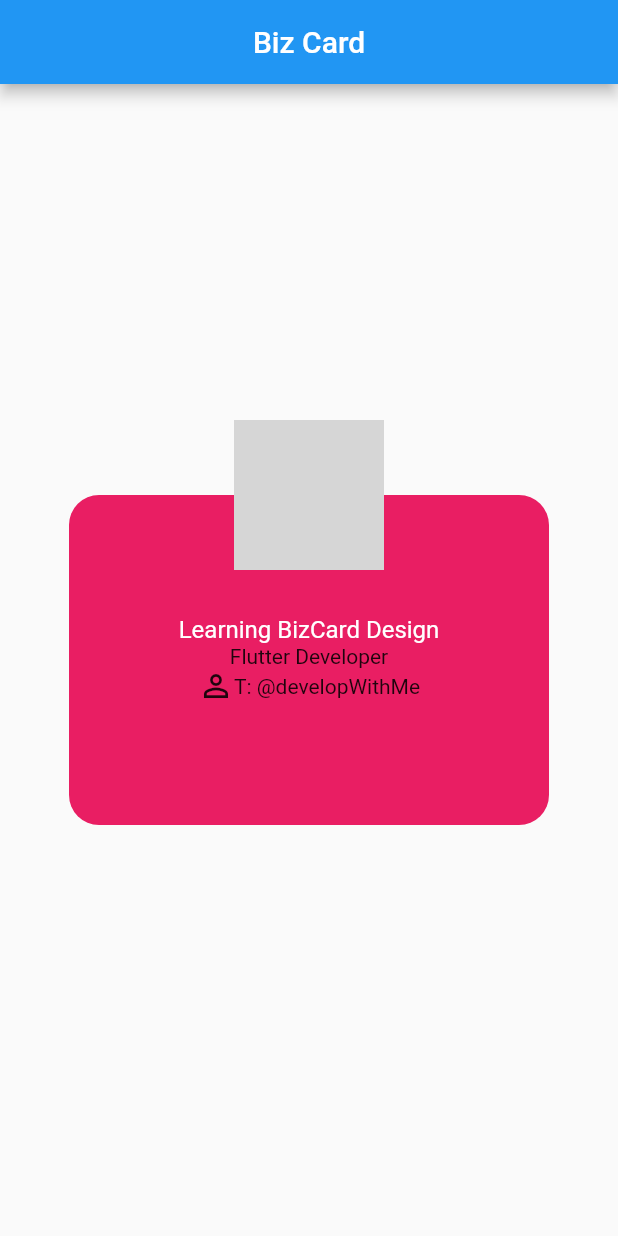
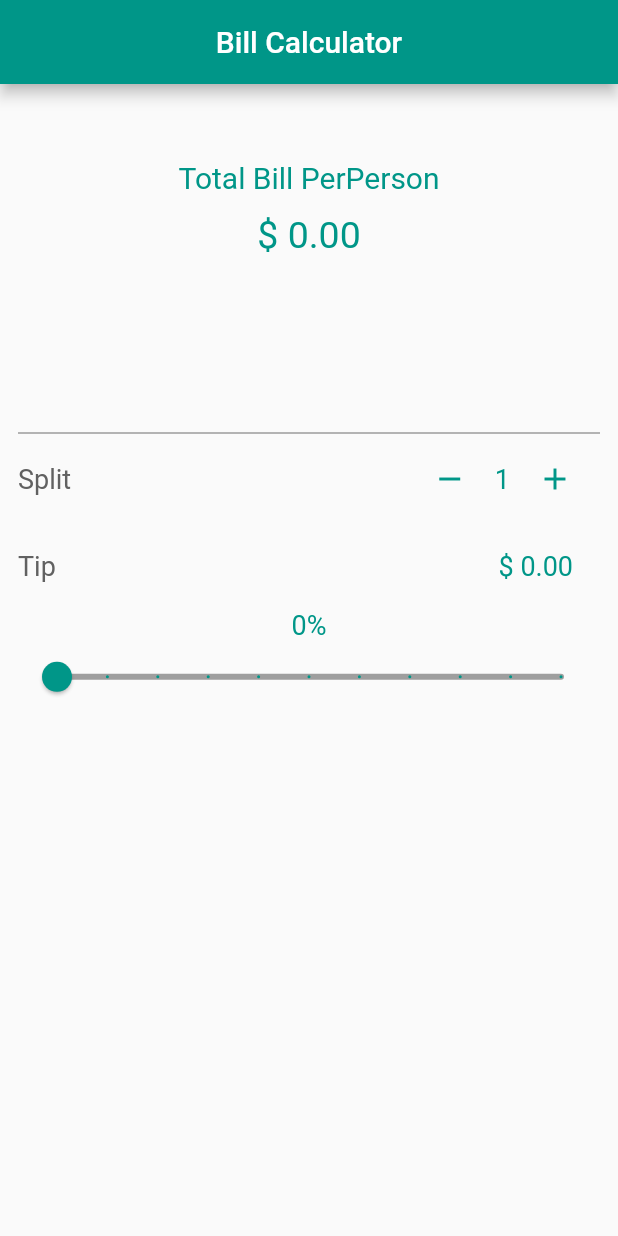
Before and after one commit to saiful2396/biz_card, a Flutter app: the screen it shows after launch, on a phone screen of 412 x 824 dp. Run offline on Flutter 3.47's test engine with Material 2 defaults, Android fonts, the phone set to English and light mode, and no system bars; grey boxes are pictures that could not be loaded.

Commit message:
bill calculate

```diff
--- a/lib/main.dart
+++ b/lib/main.dart
@@ -1,4 +1,7 @@
+import 'package:biz_card/screen/calculator_screen.dart';
+import 'package:biz_card/screen/quotes.dart';
 import 'package:flutter/material.dart';
+import 'screen/biz_card.dart';
 
 void main() => runApp(MyApp());
 
@@ -6,80 +9,13 @@ class MyApp extends StatelessWidget {
   @override
   Widget build(BuildContext context) {
     return MaterialApp(
-      home: BizCard(),
+      debugShowCheckedModeBanner: false,
+      initialRoute: Calculate.id,
+      routes: {
+        BizCard.id: (_) => BizCard(),
+        Quotes.id: (_) => Quotes(),
+        Calculate.id: (_) => Calculate(),
+      },
     );
   }
 }
-class BizCard extends StatelessWidget {
-  @override
-  Widget build(BuildContext context) {
-    return Scaffold(
-      appBar: AppBar(
-        title: Text('Biz Card'),
-        centerTitle: true,
-      ),
-      body: Column(
-        mainAxisAlignment: MainAxisAlignment.center,
-        children: [
-          Container(
-            alignment: Alignment.center,
-            child: Stack(
-              alignment: Alignment.topCenter,
-              children: [
-                _getCard(),
-                //_getAvatar(),
-                CircleAvatar(
-                  backgroundImage:
-                  NetworkImage('https://picsum.photos/seed/picsum/200/300'),
-                  radius: 50.0,
-                ),
-              ],
-            ),
-          ),
-        ],
-      ),
-    );
-  }
-
-  Container _getCard() {
-    return Container(
-      height: 220,
-      width: 320,
-      margin: EdgeInsets.only(bottom:50.0, top: 50),
-      decoration: BoxDecoration(
-        color: Colors.pink,
-        borderRadius: BorderRadius.all(Radius.circular(20.0)),
-      ),
-      child: Column(
-        mainAxisAlignment: MainAxisAlignment.center,
-        children: [
-          Text('Learning BizCard Design',style: TextStyle(color: Colors.white, fontSize: 16),),
-          Text('Flutter Developer'),
-          Row(
-            mainAxisAlignment: MainAxisAlignment.center,
-            children: [
-              Icon(Icons.person_outline),
-              Text('T: @developWithMe'),
-            ],
-          ),
-        ],
-      ),
-    );
-  }
-
-  /*Container _getAvatar() {
-    return Container(
-      height: 100,
-      width: 100,
-      decoration: BoxDecoration(
-        color: Colors.white,
-        image: DecorationImage(
-          image: NetworkImage('https://picsum.photos/seed/picsum/300/300'),
-          fit: BoxFit.cover,
-        ),
-        border: Border.all(width: 1.2, color: Colors.redAccent),
-        borderRadius: BorderRadius.all(Radius.circular(50.0)),
-      ),
-    );
-  }*/
-}
--- /dev/null
+++ b/lib/screen/calculator_screen.dart
@@ -0,0 +1,176 @@
+import 'package:flutter/material.dart';
+
+class Calculate extends StatefulWidget {
+  static const id = 'calculator_screen';
+  @override
+  _CalculateState createState() => _CalculateState();
+}
+
+class _CalculateState extends State<Calculate> {
+
+  double _billAmount = 0.0;
+  int _tipPercent = 0;
+  int _personCounter = 1;
+
+  calculateTotalAmount(billAmount, splitBy, tipPercentage) {
+    var totalPerPerson = (calculateTotalTips(billAmount, splitBy, tipPercentage) + billAmount) / splitBy;
+    return totalPerPerson.toStringAsFixed(2);
+  }
+
+   calculateTotalTips(billAmount, splitBy, tipPercentage) {
+     double totalTip = 0.0;
+     if (billAmount < 0 || billAmount.toString().isEmpty || billAmount == null) {
+       print('Enter your valid amount');
+     } else {
+       totalTip = (billAmount * tipPercentage) / 100;
+     }
+     return totalTip;
+   }
+
+  @override
+  Widget build(BuildContext context) {
+    return Scaffold(
+      appBar: AppBar(
+        backgroundColor: Colors.teal,
+        title: Text('Bill Calculator'),
+        centerTitle: true,
+      ),
+      body: Container(
+        margin: EdgeInsets.only(top: MediaQuery.of(context).size.height * 0.01),
+        child: ListView(
+          children: [
+            Container(
+              height: 150,
+              width: 150,
+              child: Column(
+                mainAxisAlignment: MainAxisAlignment.center,
+                children: [
+                  Padding(
+                    padding: EdgeInsets.only(bottom: 12.0),
+                    child: Text(
+                      'Total Bill PerPerson',
+                      style: TextStyle(color: Colors.teal, fontSize: 20),
+                    ),
+                  ),
+                  Text(
+                    '\$ ${calculateTotalAmount(_billAmount, _personCounter, _tipPercent)}',
+                    style: TextStyle(fontSize: 25, color: Colors.teal),
+                  )
+                ],
+              ),
+            ),
+            Container(
+              alignment: Alignment.center,
+              margin: EdgeInsets.only(top: 15.0),
+              padding: EdgeInsets.all(12.0),
+              child: Column(
+                children: [
+                  TextFormField(
+                    keyboardType:
+                        TextInputType.numberWithOptions(decimal: true),
+                    onChanged: (String value) {
+                      try {
+                        _billAmount = double.parse(value);
+                      } catch (e) {
+                        print(e);
+                        _billAmount = 0.0;
+                      }
+                    },
+                    style: TextStyle(
+                      fontSize: 18,
+                    ),
+                    decoration: InputDecoration(
+                        prefixText: 'Bill Amount ',
+                        prefixStyle:
+                            TextStyle(fontSize: 18, color: Colors.grey[700])),
+                  ),
+                  Row(
+                    mainAxisAlignment: MainAxisAlignment.spaceBetween,
+                    children: [
+                      Text('Split',
+                          style:
+                              TextStyle(fontSize: 18, color: Colors.grey[700])),
+                      Row(
+                        children: [
+                          InkWell(
+                            onTap: () {
+                              if (_personCounter > 1) {
+                                setState(() {
+                                  _personCounter--;
+                                });
+                              }
+                            },
+                            child: Container(
+                              height: 40.0,
+                              width: 40.0,
+                              margin: EdgeInsets.all(10.0),
+                              child: Icon(Icons.remove, color: Colors.teal),
+                            ),
+                          ),
+                          Text(
+                            '$_personCounter',
+                            style: TextStyle(color: Colors.teal, fontSize: 18),
+                          ),
+                          InkWell(
+                            onTap: () {
+                              setState(() {
+                                _personCounter++;
+                              });
+                            },
+                            child: Container(
+                              width: 40.0,
+                              height: 40.0,
+                              margin: EdgeInsets.all(10.0),
+                              child: Icon(Icons.add, color: Colors.teal),
+                            ),
+                          ),
+                        ],
+                      ),
+                    ],
+                  ),
+                  Row(
+                    mainAxisAlignment: MainAxisAlignment.spaceBetween,
+                    children: [
+                      Text('Tip',
+                          style:
+                              TextStyle(fontSize: 18, color: Colors.grey[700])),
+                      Padding(
+                        padding: EdgeInsets.all(18.0),
+                        child: Text(
+                          '\$ ${(calculateTotalTips(_billAmount,
+                              _personCounter, _tipPercent).toStringAsFixed(2))}',
+                          style: TextStyle(color: Colors.teal, fontSize: 18),
+                        ),
+                      ),
+                    ],
+                  ),
+                  Column(
+                    children: [
+                      Text(
+                        '$_tipPercent%',
+                        style: TextStyle(color: Colors.teal, fontSize: 18.0),
+                      ),
+                      Slider(
+                        min: 0,
+                        max: 100,
+                        divisions: 10,
+                        activeColor: Colors.teal,
+                        inactiveColor: Colors.grey[500],
+                        value: _tipPercent.toDouble(),
+                        onChanged: (double value) {
+                          setState(() {
+                            _tipPercent = value.round();
+                          });
+                        },
+                      ),
+                    ],
+                  ),
+                ],
+              ),
+            ),
+          ],
+        ),
+      ),
+    );
+  }
+}
```
Also changed, not shown: lib/screen/biz_card.dart (added, +76 -0 lines), lib/screen/quotes.dart (added, +72 -0 lines).
